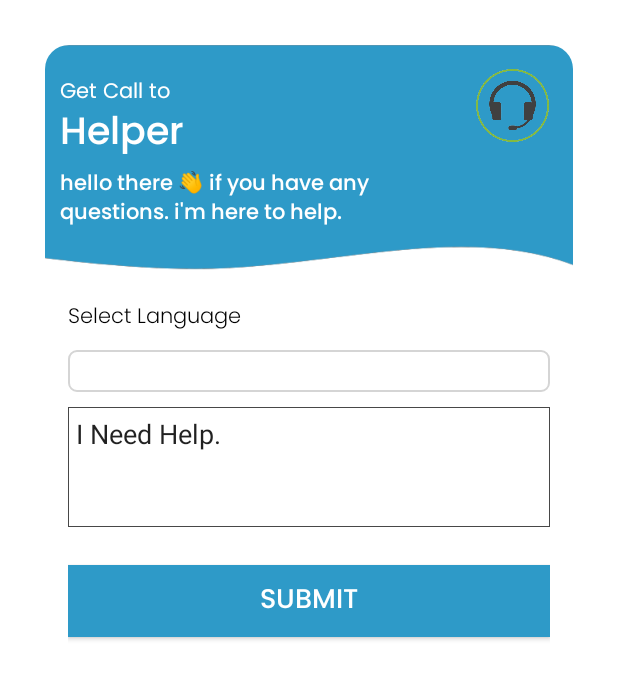
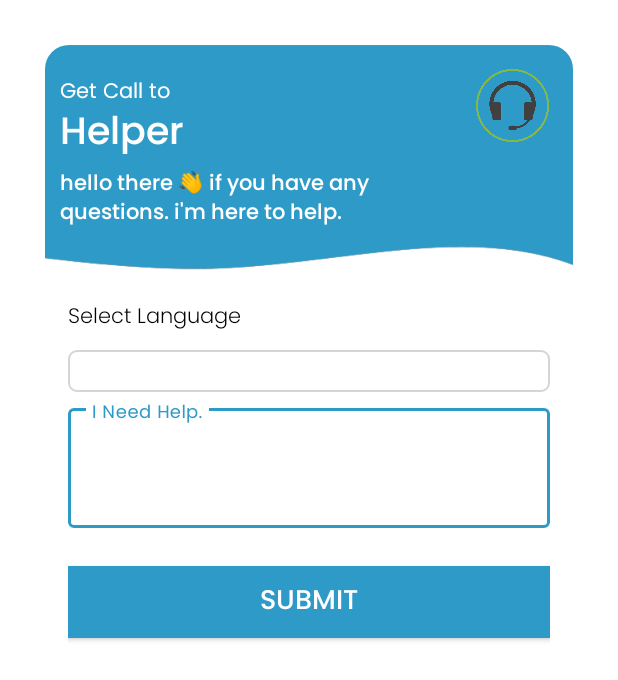
Before and after one commit to management-team7978/RL_Field_Worker, an Android app: the layout popup_call_request.xml on its own in the app's theme, with its tools: preview values and no code run, on a phone screen of 412 x 824 dp. Shown: the top 680 px of the screen. Run offline under Robolectric (Android 15) with nearby library versions, the phone set to English and light mode, and no system bars; network calls fail.

Commit message:
calling ui changed

```diff
--- a/app/src/main/res/layout/popup_call_request.xml
+++ b/app/src/main/res/layout/popup_call_request.xml
@@ -98,16 +98,24 @@
                     android:background="@drawable/drop_down_shape"/>
 
 
-                <EditText
-                    android:id="@+id/edtHelper"
-                    android:layout_marginTop="10dp"
+                <com.google.android.material.textfield.TextInputLayout
                     android:layout_width="match_parent"
-                    android:layout_height="80dp"
+                    android:layout_height="wrap_content"
                     android:hint="I Need Help."
-                    android:padding="5dp"
-                    android:gravity="start|top"
-                    android:background="@drawable/edt_desc_box"
-                    android:text="I Need Help." />
+                    style="@style/OutlinedBoxStyle"
+                    app:helperTextEnabled="true"
+                    android:layout_marginTop="5dp"
+                    >
+
+                    <com.google.android.material.textfield.TextInputEditText
+                        android:layout_width="match_parent"
+                        android:layout_height="80dp"
+                        android:id="@+id/edtFirstName"
+                        android:textColor="@color/black"
+                        android:inputType="textMultiLine"
+                        android:fontFamily="@font/poppins_regular"/>
+                </com.google.android.material.textfield.TextInputLayout>
+
 
                 <androidx.appcompat.widget.AppCompatButton
                     android:id="@+id/btSubmit"
```
